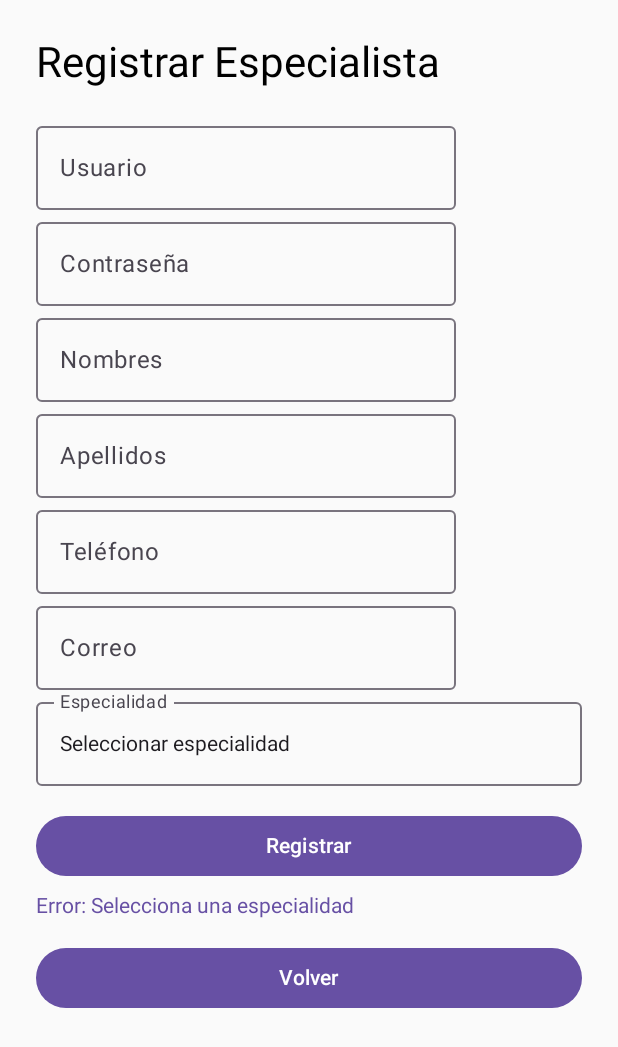
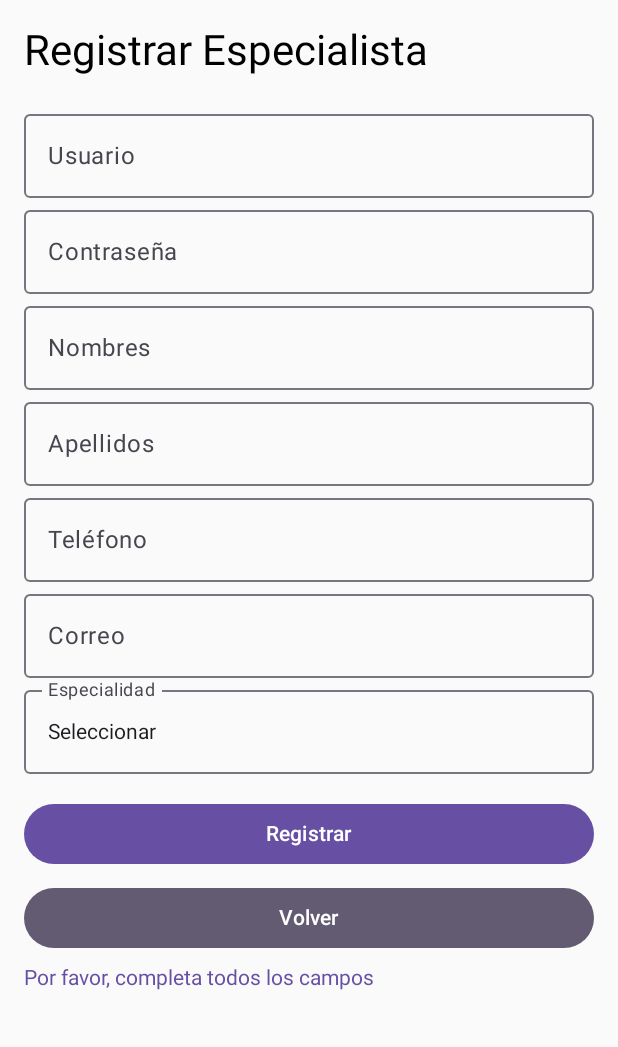
Before and after one commit to Sixguns25/app_pandax, an Android app built with Jetpack Compose: the RegisterSpecialistScreen screen opened through its navigation route, after a tap on "Registrar", on a phone screen of 412 x 824 dp. Shown: the top 1047 px of the screen. Run offline under Robolectric (Android 15) with nearby library versions, the phone set to English and light mode, and no system bars; our stand-ins replace Room's generated code.

Commit message:
Se agregó un CRUD para especialistas

```diff
--- a/app/src/main/java/com/tesis/aplicacionpandax/MainActivity.kt
+++ b/app/src/main/java/com/tesis/aplicacionpandax/MainActivity.kt
@@ -6,9 +6,11 @@ import androidx.activity.compose.setContent
 import androidx.lifecycle.ViewModel
 import androidx.lifecycle.viewmodel.compose.viewModel
 import androidx.compose.runtime.*
+import androidx.navigation.NavType
 import androidx.navigation.compose.NavHost
 import androidx.navigation.compose.composable
 import androidx.navigation.compose.rememberNavController
+import androidx.navigation.navArgument
 import com.tesis.aplicacionpandax.data.AppDatabase
 import com.tesis.aplicacionpandax.repository.AuthRepository
 import com.tesis.aplicacionpandax.repository.ProgressRepository
@@ -18,6 +20,8 @@ import com.tesis.aplicacionpandax.ui.screens.admin.AdminHomeScreen
 import com.tesis.aplicacionpandax.ui.screens.admin.RegisterChildScreen
 import com.tesis.aplicacionpandax.ui.screens.admin.RegisterSpecialistScreen
 import com.tesis.aplicacionpandax.ui.screens.admin.SpecialtiesManagementScreen
+import com.tesis.aplicacionpandax.ui.screens.admin.SpecialistsManagementScreen
+import com.tesis.aplicacionpandax.ui.screens.admin.SpecialistDetailScreen
 import com.tesis.aplicacionpandax.ui.screens.child.ChildHomeScreen
 import com.tesis.aplicacionpandax.ui.screens.common.LoginScreen
 import com.tesis.aplicacionpandax.ui.screens.specialist.SpecialistHomeScreen
@@ -72,7 +76,8 @@ class MainActivity : ComponentActivity() {
                     AdminHomeScreen(
                         onRegisterSpecialist = { navController.navigate(NavRoutes.RegisterSpecialist.route) },
                         onRegisterChild = { navController.navigate(NavRoutes.RegisterChild.route) },
-                        onManageSpecialties = { navController.navigate("manage_specialties") }, // Agregado
+                        onManageSpecialties = { navController.navigate("manage_specialties") },
+                        onManageSpecialists = { navController.navigate("manage_specialists") },
                         onLogout = {
                             loggedUserId = null
                             navController.navigate(NavRoutes.Login.route) {
@@ -85,6 +90,19 @@ class MainActivity : ComponentActivity() {
                     RegisterSpecialistScreen(
                         repo = authRepo,
                         db = db,
+                        specialistId = -1L, // Creación
+                        onBack = { navController.popBackStack() }
+                    )
+                }
+                composable(
+                    route = "${NavRoutes.RegisterSpecialist.route}/{specialistId}",
+                    arguments = listOf(navArgument("specialistId") { type = NavType.LongType; defaultValue = -1L })
+                ) { backStackEntry ->
+                    val specialistId = backStackEntry.arguments?.getLong("specialistId") ?: -1L
+                    RegisterSpecialistScreen(
+                        repo = authRepo,
+                        db = db,
+                        specialistId = specialistId,
                         onBack = { navController.popBackStack() }
                     )
                 }
@@ -95,10 +113,28 @@ class MainActivity : ComponentActivity() {
                         onBack = { navController.popBackStack() }
                     )
                 }
-                composable("manage_specialties") { // Nueva ruta
+                composable("manage_specialties") {
                     SpecialtiesManagementScreen(
                         db = db,
                         onBack = { navController.popBackStack() }
+                    )
+                }
+                composable("manage_specialists") {
+                    SpecialistsManagementScreen(
+                        db = db,
+                        repo = authRepo,
+                        navController = navController
+                    )
+                }
+                composable(
+                    route = "specialist_detail/{specialistId}",
+                    arguments = listOf(navArgument("specialistId") { type = NavType.LongType })
+                ) { backStackEntry ->
+                    val specialistId = backStackEntry.arguments?.getLong("specialistId") ?: -1L
+                    SpecialistDetailScreen(
+                        navController = navController,
+                        db = db,
+                        specialistId = specialistId
                     )
                 }
 
--- a/app/src/main/java/com/tesis/aplicacionpandax/data/dao/ChildDao.kt
+++ b/app/src/main/java/com/tesis/aplicacionpandax/data/dao/ChildDao.kt
@@ -15,7 +15,7 @@ interface ChildDao {
     suspend fun getByUserId(userId: Long): Child?
 
     @Query("SELECT * FROM children WHERE specialistId = :specialistId")
-    fun getBySpecialist(specialistId: Long): Flow<List<Child>>
+    suspend fun getBySpecialist(specialistId: Long): List<Child> // Cambiado de Flow a List
 
     @Query("SELECT * FROM children")
     fun getAll(): Flow<List<Child>>
--- a/app/src/main/java/com/tesis/aplicacionpandax/data/dao/SpecialistDao.kt
+++ b/app/src/main/java/com/tesis/aplicacionpandax/data/dao/SpecialistDao.kt
@@ -1,8 +1,10 @@
 package com.tesis.aplicacionpandax.data.dao
 
 import androidx.room.Dao
+import androidx.room.Delete
 import androidx.room.Insert
 import androidx.room.Query
+import androidx.room.Update
 import com.tesis.aplicacionpandax.data.entity.Specialist
 import kotlinx.coroutines.flow.Flow
 
@@ -10,6 +12,12 @@ import kotlinx.coroutines.flow.Flow
 interface SpecialistDao {
     @Insert
     suspend fun insert(specialist: Specialist)
+
+    @Update
+    suspend fun update(specialist: Specialist)  // Nuevo para Update
+
+    @Delete
+    suspend fun delete(specialist: Specialist)  // Nuevo para Delete
 
     @Query("SELECT * FROM specialists WHERE userId = :userId")
     suspend fun getByUserId(userId: Long): Specialist?
--- a/app/src/main/java/com/tesis/aplicacionpandax/ui/screens/admin/RegisterSpecialistScreen.kt
+++ b/app/src/main/java/com/tesis/aplicacionpandax/ui/screens/admin/RegisterSpecialistScreen.kt
@@ -8,52 +8,102 @@ import androidx.compose.ui.unit.dp
 import com.tesis.aplicacionpandax.data.AppDatabase
 import com.tesis.aplicacionpandax.data.entity.Specialty
 import com.tesis.aplicacionpandax.repository.AuthRepository
+import kotlinx.coroutines.flow.firstOrNull
 import kotlinx.coroutines.launch
 
 @OptIn(ExperimentalMaterial3Api::class)
 @Composable
 fun RegisterSpecialistScreen(
     repo: AuthRepository,
-    db: AppDatabase,  // Agregado para acceder a specialtyDao
+    db: AppDatabase,
+    specialistId: Long = -1L, // Agregado para edición
     onBack: () -> Unit
 ) {
+    val coroutineScope = rememberCoroutineScope()
+    val specialties by db.specialtyDao().getAll().collectAsState(initial = emptyList())
     var username by remember { mutableStateOf("") }
     var password by remember { mutableStateOf("") }
     var firstName by remember { mutableStateOf("") }
     var lastName by remember { mutableStateOf("") }
     var phone by remember { mutableStateOf("") }
     var email by remember { mutableStateOf("") }
-    var selectedSpecialtyId by remember { mutableStateOf<Long?>(null) }  // Cambiado de specialty a selectedSpecialtyId
-    var expanded by remember { mutableStateOf(false) }  // Estado para dropdown
+    var selectedSpecialtyId by remember { mutableStateOf<Long?>(null) }
+    var expanded by remember { mutableStateOf(false) }
     var message by remember { mutableStateOf<String?>(null) }
 
-    val scope = rememberCoroutineScope()
-    val specialties by db.specialtyDao().getAll().collectAsState(initial = emptyList())  // Obtener especialidades
+    // Cargar datos si es edición
+    LaunchedEffect(specialistId) {
+        if (specialistId != -1L) {
+            coroutineScope.launch {
+                val specialist = db.specialistDao().getByUserId(specialistId)
+                val user = db.userDao().getById(specialistId)
+                if (specialist != null && user != null) {
+                    username = user.username
+                    firstName = specialist.firstName
+                    lastName = specialist.lastName
+                    phone = specialist.phone
+                    email = specialist.email
+                    selectedSpecialtyId = specialist.specialtyId
+                }
+            }
+        }
+    }
 
     Column(
         modifier = Modifier
             .fillMaxSize()
-            .padding(24.dp),
+            .padding(16.dp),
         verticalArrangement = Arrangement.Top
     ) {
-        Text("Registrar Especialista", style = MaterialTheme.typography.headlineMedium)
+        Text(
+            if (specialistId == -1L) "Registrar Especialista" else "Editar Especialista",
+            style = MaterialTheme.typography.headlineMedium
+        )
         Spacer(modifier = Modifier.height(16.dp))
 
-        OutlinedTextField(value = username, onValueChange = { username = it }, label = { Text("Usuario") })
-        OutlinedTextField(value = password, onValueChange = { password = it }, label = { Text("Contraseña") })
-        OutlinedTextField(value = firstName, onValueChange = { firstName = it }, label = { Text("Nombres") })
-        OutlinedTextField(value = lastName, onValueChange = { lastName = it }, label = { Text("Apellidos") })
-        OutlinedTextField(value = phone, onValueChange = { phone = it }, label = { Text("Teléfono") })
-        OutlinedTextField(value = email, onValueChange = { email = it }, label = { Text("Correo") })
-
-        // Dropdown para especialidades
+        OutlinedTextField(
+            value = username,
+            onValueChange = { username = it },
+            label = { Text("Usuario") },
+            modifier = Modifier.fillMaxWidth(),
+            enabled = specialistId == -1L // Username no editable
+        )
+        OutlinedTextField(
+            value = password,
+            onValueChange = { password = it },
+            label = { Text("Contraseña") },
+            modifier = Modifier.fillMaxWidth()
+        )
+        OutlinedTextField(
+            value = firstName,
+            onValueChange = { firstName = it },
+            label = { Text("Nombres") },
+            modifier = Modifier.fillMaxWidth()
+        )
+        OutlinedTextField(
+            value = lastName,
+            onValueChange = { lastName = it },
+            label = { Text("Apellidos") },
+            modifier = Modifier.fillMaxWidth()
+        )
+        OutlinedTextField(
+            value = phone,
+            onValueChange = { phone = it },
+            label = { Text("Teléfono") },
+            modifier = Modifier.fillMaxWidth()
+        )
+        OutlinedTextField(
+            value = email,
+            onValueChange = { email = it },
+            label = { Text("Correo") },
+            modifier = Modifier.fillMaxWidth()
+        )
         ExposedDropdownMenuBox(
             expanded = expanded,
-            onExpandedChange = { expanded = !expanded },
-            modifier = Modifier.fillMaxWidth()
+            onExpandedChange = { expanded = !expanded }
         ) {
             OutlinedTextField(
-                value = specialties.find { it.id == selectedSpecialtyId }?.name ?: "Seleccionar especialidad",
+                value = specialties.find { it.id == selectedSpecialtyId }?.name ?: "Seleccionar",
                 onValueChange = {},
                 readOnly = true,
                 label = { Text("Especialidad") },
@@ -65,11 +115,11 @@ fun RegisterSpecialistScreen(
                 expanded = expanded,
                 onDismissRequest = { expanded = false }
             ) {
-                specialties.forEach { specialty ->
+                specialties.forEach { spec ->
                     DropdownMenuItem(
-                        text = { Text(specialty.name) },
+                        text = { Text(spec.name) },
                         onClick = {
-                            selectedSpecialtyId = specialty.id
+                            selectedSpecialtyId = spec.id
                             expanded = false
                         }
                     )
@@ -79,32 +129,71 @@ fun RegisterSpecialistScreen(
 
         Spacer(modifier = Modifier.height(16.dp))
 
-        Button(onClick = {
-            if (selectedSpecialtyId == null) {
-                message = "Error: Selecciona una especialidad"
-                return@Button
-            }
-            scope.launch {
-                val result = repo.registerSpecialist(
-                    username, password, firstName, lastName, phone, email, selectedSpecialtyId!!  // Usa specialtyId
-                )
-                message = result.fold(
-                    onSuccess = { "Especialista registrado correctamente ✅" },
-                    onFailure = { "Error: ${it.message}" }
-                )
-            }
-        }, modifier = Modifier.fillMaxWidth()) {
-            Text("Registrar")
+        Button(
+            onClick = {
+                if (username.isBlank() || (specialistId == -1L && password.isBlank()) ||
+                    firstName.isBlank() || lastName.isBlank() || phone.isBlank() ||
+                    email.isBlank() || selectedSpecialtyId == null
+                ) {
+                    message = "Por favor, completa todos los campos"
+                    return@Button
+                }
+                coroutineScope.launch {
+                    if (specialistId == -1L) {
+                        // Registrar nuevo especialista
+                        repo.registerSpecialist(
+                            username = username,
+                            password = password,
+                            firstName = firstName,
+                            lastName = lastName,
+                            phone = phone,
+                            email = email,
+                            specialtyId = selectedSpecialtyId!!
+                        ).fold(
+                            onSuccess = {
+                                message = "Especialista registrado correctamente ✅"
+                                onBack()
+                            },
+                            onFailure = { message = "Error: ${it.message}" }
+                        )
+                    } else {
+                        // Actualizar especialista existente
+                        repo.updateSpecialist(
+                            specialistId = specialistId,
+                            firstName = firstName,
+                            lastName = lastName,
+                            phone = phone,
+                            email = email,
+                            specialtyId = selectedSpecialtyId!!,
+                            password = if (password.isNotBlank()) password else null
+                        ).fold(
+                            onSuccess = {
+                                message = "Especialista actualizado correctamente ✅"
+                                onBack()
+                            },
+                            onFailure = { message = "Error: ${it.message}" }
+                        )
+                    }
+                }
+            },
+            modifier = Modifier.fillMaxWidth()
+        ) {
+            Text(if (specialistId == -1L) "Registrar" else "Actualizar")
+        }
+
+        Spacer(modifier = Modifier.height(8.dp))
+
+        Button(
+            onClick = onBack,
+            modifier = Modifier.fillMaxWidth(),
+            colors = ButtonDefaults.buttonColors(containerColor = MaterialTheme.colorScheme.secondary)
+        ) {
+            Text("Volver")
         }
 
         message?.let {
             Spacer(modifier = Modifier.height(8.dp))
             Text(it, color = MaterialTheme.colorScheme.primary)
         }
-
-        Spacer(modifier = Modifier.height(16.dp))
-        Button(onClick = onBack, modifier = Modifier.fillMaxWidth()) {
-            Text("Volver")
-        }
     }
 }
```
Also changed, not shown: app/src/main/java/com/tesis/aplicacionpandax/repository/AuthRepository.kt (+55 -6 lines), app/src/main/java/com/tesis/aplicacionpandax/ui/screens/admin/AdminHomeScreen.kt (+11 -1 lines), app/src/main/java/com/tesis/aplicacionpandax/ui/screens/admin/SpecialistDetailScreen.kt (added, +78 -0 lines), app/src/main/java/com/tesis/aplicacionpandax/ui/screens/admin/SpecialistsManagementScreen.kt (added, +236 -0 lines).
